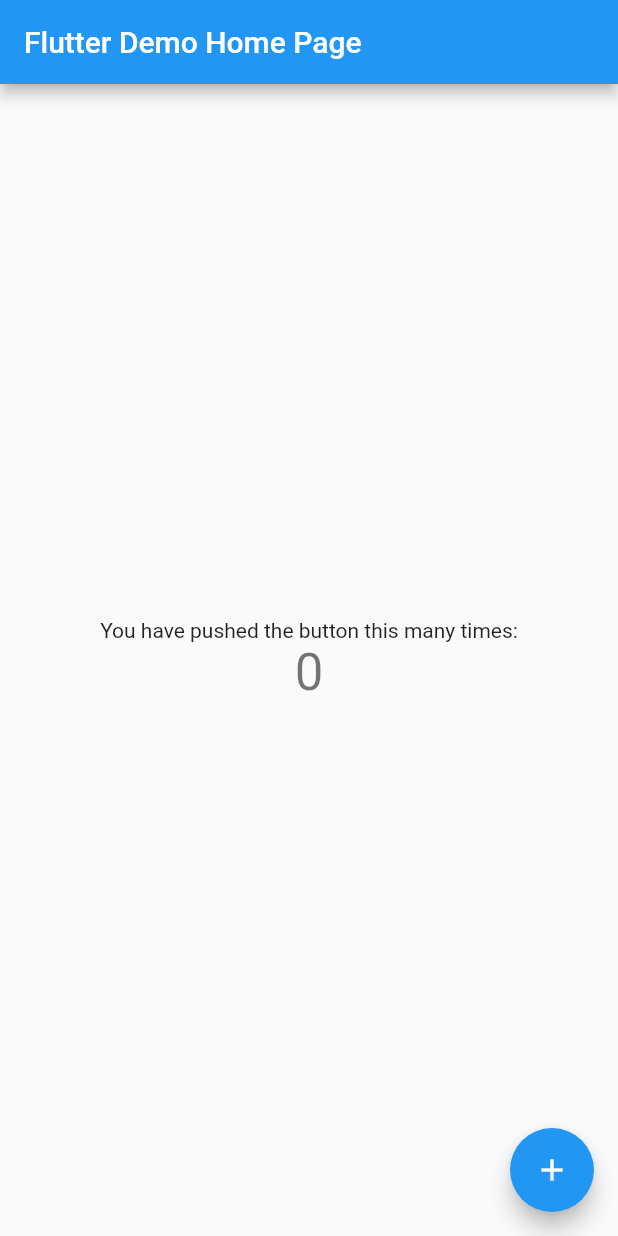
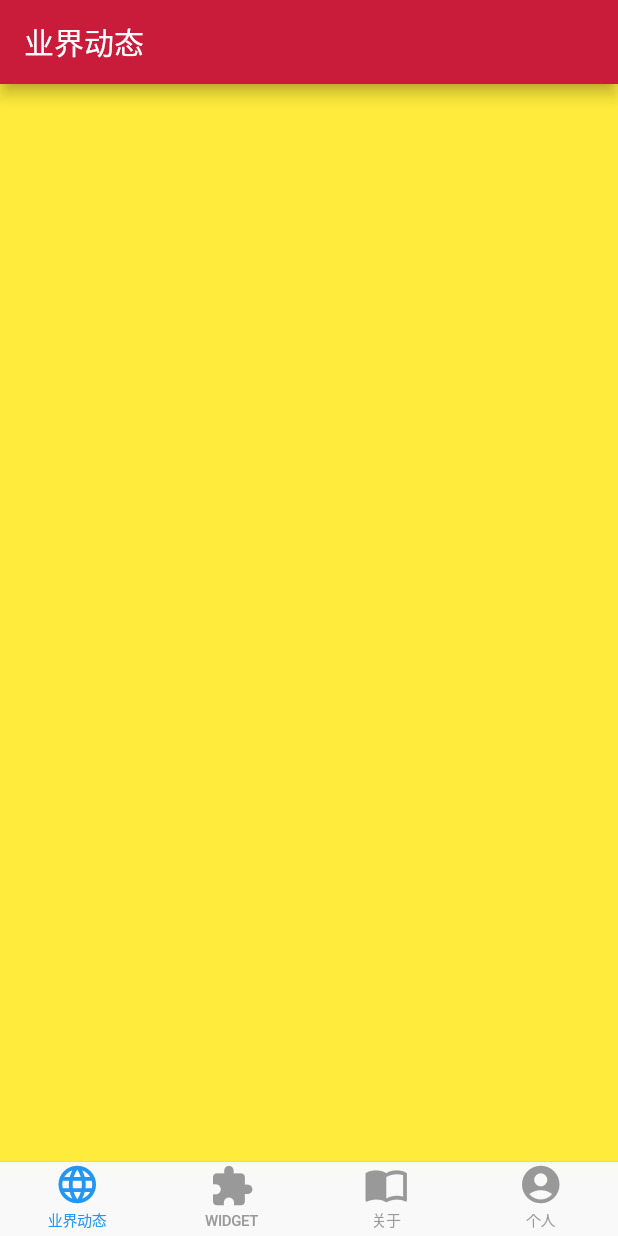
Before and after one commit to shimxMoyi/flutter_practise, a Flutter app: the screen it shows after launch, on a phone screen of 412 x 824 dp. Run offline on Flutter 3.47's test engine with Material 2 defaults, Android fonts, the phone set to English and light mode, and no system bars.

Commit message:
创建tabbar

```diff
--- /dev/null
+++ b/flutter_practise/lib/about_page/about_page.dart
@@ -0,0 +1,21 @@
+import 'package:flutter/material.dart';
+
+class AboutPage extends StatefulWidget {
+  @override
+  State<StatefulWidget> createState() {
+    print('AboutPage create');
+    return _AboutPageState();
+  }
+}
+
+class _AboutPageState extends State<AboutPage>  {
+  @override
+  Widget build(BuildContext context) {
+    return Scaffold(
+      body: Container(
+        color: Colors.blue,
+      ),
+    );
+  }
+
+}
--- /dev/null
+++ b/flutter_practise/lib/first_page/main_page.dart
@@ -0,0 +1,24 @@
+import 'package:flutter/cupertino.dart';
+import 'package:flutter/material.dart';
+
+class MainPage extends StatefulWidget {
+  @override
+  State<StatefulWidget> createState() {
+    print('MainPage create');
+    return _MainPageState();
+  }
+
+}
+
+class _MainPageState extends State<MainPage> {
+  @override
+  Widget build(BuildContext context) {
+
+    return Scaffold(
+      body: Container(
+        color: Colors.yellow,
+      ),
+    );
+  }
+
+}
--- /dev/null
+++ b/flutter_practise/lib/home.dart
@@ -0,0 +1,74 @@
+import 'package:flutter/cupertino.dart';
+import 'package:flutter/material.dart';
+import 'package:flutter_practise/about_Page/about_Page.dart';
+import 'package:flutter_practise/user_page/user_page.dart';
+import 'package:flutter_practise/widget_page/widget_page.dart';
+import 'package:flutter_practise/first_page/main_page.dart';
+
+class AppPage extends StatefulWidget {
+  @override
+  State<StatefulWidget> createState() {
+    return _MyHomePageSate();
+  }
+}
+
+class _MyHomePageSate extends State<AppPage> {
+  int _currentIndex = 0;
+  String appBarTitle;
+  List<Widget> _list = List();
+  List tabData = [
+    {'text': '业界动态', 'icon': Icon(Icons.language)},
+    {'text': 'WIDGET', 'icon': Icon(Icons.extension)},
+    {'text': '关于', 'icon': Icon(Icons.import_contacts)},
+    {'text': '个人', 'icon': Icon(Icons.account_circle)}
+  ];
+  List<BottomNavigationBarItem> _myTabs = List();
+  // @override
+  @override
+  void initState() {
+    super.initState();
+    // 这里可以做初始化操作
+    appBarTitle = tabData[0]['text'];
+    // 创建tabbarItem
+    for (var i = 0; i < tabData.length; i++) {
+      BottomNavigationBarItem _barItem = new BottomNavigationBarItem(
+        icon: tabData[i]['icon'],
+        title: Text(tabData[i]['text'])
+      );
+      _myTabs.add(_barItem);
+    }
+
+    // 对应的路由
+    _list
+      ..add(MainPage())
+      ..add(WidgetPage())
+      ..add(AboutPage())
+      ..add(UserPage());
+
+    print(_list);
+  }
+
+  @override
+  Widget build(BuildContext context) {
+
+    return Scaffold(
+      appBar: AppBar(title: Text(appBarTitle),),
+      bottomNavigationBar: CupertinoTabBar(
+        items: _myTabs,
+        currentIndex: _currentIndex,
+        onTap: _itemTapped,
+      ),
+      body: IndexedStack(
+        index: _currentIndex,
+        children: _list,
+      ),
+    );
+  }
+
+  void _itemTapped(int index) {
+    setState(() {
+      _currentIndex = index;
+      appBarTitle = tabData[index]['text'];
+    });
+  }
+}
--- a/flutter_practise/lib/main.dart
+++ b/flutter_practise/lib/main.dart
@@ -1,111 +1,33 @@
 import 'package:flutter/material.dart';
+import 'package:flutter_practise/home.dart';
+import 'package:flutter_practise/about_Page/about_Page.dart';
+import 'package:flutter_practise/about_Page/about_Page.dart';
+import 'package:flutter_practise/widget_page/widget_page.dart';
 
 void main() => runApp(MyApp());
 
 class MyApp extends StatelessWidget {
-  // This widget is the root of your application.
+  int themeColor = 0xFFC91B3A;
   @override
   Widget build(BuildContext context) {
     return MaterialApp(
-      title: 'Flutter Demo',
+      title: 'Flutter Practise',
       theme: ThemeData(
-        // This is the theme of your application.
-        //
-        // Try running your application with "flutter run". You'll see the
-        // application has a blue toolbar. Then, without quitting the app, try
-        // changing the primarySwatch below to Colors.green and then invoke
-        // "hot reload" (press "r" in the console where you ran "flutter run",
-        // or simply save your changes to "hot reload" in a Flutter IDE).
-        // Notice that the counter didn't reset back to zero; the application
-        // is not restarted.
-        primarySwatch: Colors.blue,
+        primaryColor: Color(this.themeColor),
+        backgroundColor: Color(0xFF888888),
+        textTheme: TextTheme(
+          body1: TextStyle(color: Color(0xFF888888), fontSize: 16.0),
+        ),
+        iconTheme: IconThemeData(
+          color: Color(this.themeColor),
+          size: 35.0,
+        ),
       ),
-      home: MyHomePage(title: 'Flutter Demo Home Page'),
+      home: new Scaffold(body: showWelcomePage()),
     );
   }
-}
 
-class MyHomePage extends StatefulWidget {
-  MyHomePage({Key key, this.title}) : super(key: key);
-
-  // This widget is the home page of your application. It is stateful, meaning
-  // that it has a State object (defined below) that contains fields that affect
-  // how it looks.
-
-  // This class is the configuration for the state. It holds the values (in this
-  // case the title) provided by the parent (in this case the App widget) and
-  // used by the build method of the State. Fields in a Widget subclass are
-  // always marked "final".
-
-  final String title;
-
-  @override
-  _MyHomePageState createState() => _MyHomePageState();
-}
-
-class _MyHomePageState extends State<MyHomePage> {
-  int _counter = 0;
-
-  void _incrementCounter() {
-    setState(() {
-      // This call to setState tells the Flutter framework that something has
-      // changed in this State, which causes it to rerun the build method below
-      // so that the display can reflect the updated values. If we changed
-      // _counter without calling setState(), then the build method would not be
-      // called again, and so nothing would appear to happen.
-      _counter++;
-    });
-  }
-
-  @override
-  Widget build(BuildContext context) {
-    // This method is rerun every time setState is called, for instance as done
-    // by the _incrementCounter method above.
-    //
-    // The Flutter framework has been optimized to make rerunning build methods
-    // fast, so that you can just rebuild anything that needs updating rather
-    // than having to individually change instances of widgets.
-    return Scaffold(
-      appBar: AppBar(
-        // Here we take the value from the MyHomePage object that was created by
-        // the App.build method, and use it to set our appbar title.
-        title: Text(widget.title),
-      ),
-      body: Center(
-        // Center is a layout widget. It takes a single child and positions it
-        // in the middle of the parent.
-        child: Column(
-          // Column is also layout widget. It takes a list of children and
-          // arranges them vertically. By default, it sizes itself to fit its
-          // children horizontally, and tries to be as tall as its parent.
-          //
-          // Invoke "debug painting" (press "p" in the console, choose the
-          // "Toggle Debug Paint" action from the Flutter Inspector in Android
-          // Studio, or the "Toggle Debug Paint" command in Visual Studio Code)
-          // to see the wireframe for each widget.
-          //
-          // Column has various properties to control how it sizes itself and
-          // how it positions its children. Here we use mainAxisAlignment to
-          // center the children vertically; the main axis here is the vertical
-          // axis because Columns are vertical (the cross axis would be
-          // horizontal).
-          mainAxisAlignment: MainAxisAlignment.center,
-          children: <Widget>[
-            Text(
-              'You have pushed the button this many times:',
-            ),
-            Text(
-              '$_counter',
-              style: Theme.of(context).textTheme.display1,
-            ),
-          ],
-        ),
-      ),
-      floatingActionButton: FloatingActionButton(
-        onPressed: _incrementCounter,
-        tooltip: 'Increment',
-        child: Icon(Icons.add),
-      ), // This trailing comma makes auto-formatting nicer for build methods.
-    );
+  showWelcomePage() {
+    return AppPage();
   }
 }
--- /dev/null
+++ b/flutter_practise/lib/user_page/user_page.dart
@@ -0,0 +1,23 @@
+import 'package:flutter/cupertino.dart';
+import 'package:flutter/material.dart';
+
+class UserPage extends StatefulWidget {
+  @override
+  State<StatefulWidget> createState() {
+    // TODO: implement createState
+    return _UserPage();
+  }
+}
+
+class _UserPage extends State<UserPage> {
+  @override
+  Widget build(BuildContext context) {
+
+    return Scaffold(
+      body: Container(
+        color: Colors.grey,
+      ),
+    );
+  }
+
+}
--- /dev/null
+++ b/flutter_practise/lib/widget_page/widget_page.dart
@@ -0,0 +1,24 @@
+import 'package:flutter/cupertino.dart';
+import 'package:flutter/material.dart';
+
+class WidgetPage extends StatefulWidget {
+  @override
+  State<StatefulWidget> createState() {
+    // TODO: implement createState
+    return _WidgetPage();
+  }
+
+}
+
+class _WidgetPage extends State<WidgetPage> {
+  @override
+  Widget build(BuildContext context) {
+
+    return Scaffold(
+      body: Container(
+        color: Colors.green,
+      ),
+    );
+  }
+
+}
```
